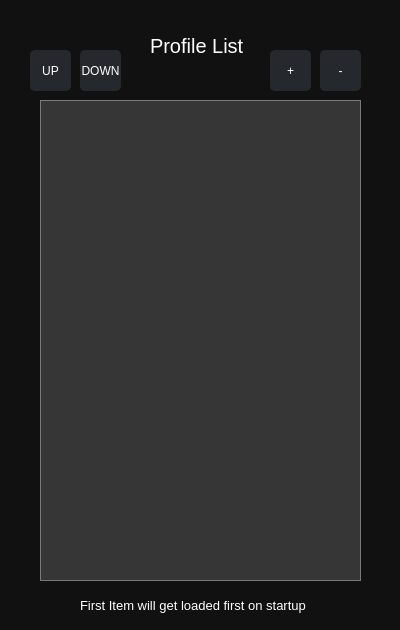
This is src/dialogs/profilewindow.ui in rhewrani/Instagram-Socials-Downloader as Qt 5 draws it before an edit. The edited form follows.
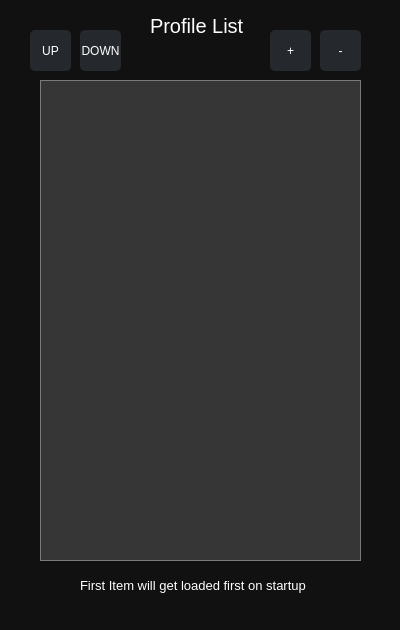
This is the edited form.

Commit message: first backend instagram adaptions + refining profile selecting behaviour

Patch:
```diff
--- a/src/dialogs/profilewindow.ui
+++ b/src/dialogs/profilewindow.ui
@@ -49,11 +49,76 @@
 	padding: 12px;
 }</string>
   </property>
+  <widget class="QWidget" name="profilewidget" native="true">
+   <property name="geometry">
+    <rect>
+     <x>0</x>
+     <y>0</y>
+     <width>400</width>
+     <height>630</height>
+    </rect>
+   </property>
+   <property name="minimumSize">
+    <size>
+     <width>400</width>
+     <height>630</height>
+    </size>
+   </property>
+   <property name="maximumSize">
+    <size>
+     <width>400</width>
+     <height>630</height>
+    </size>
+   </property>
+   <widget class="QPushButton" name="PW_BTN_DOWN">
+    <property name="geometry">
+     <rect>
+      <x>80</x>
+      <y>30</y>
+      <width>41</width>
+      <height>41</height>
+     </rect>
+    </property>
+    <property name="text">
+     <string>DOWN</string>
+    </property>
+   </widget>
+   <widget class="QPushButton" name="PW_BTN_ADD">
+    <property name="geometry">
+     <rect>
+      <x>270</x>
+      <y>30</y>
+      <width>41</width>
+      <height>41</height>
+     </rect>
+    </property>
+    <property name="text">
+     <string>+</string>
+    </property>
+   </widget>
+   <widget class="QLabel" name="PW_TTL_2">
+    <property name="geometry">
+     <rect>
+      <x>80</x>
+      <y>570</y>
+      <width>271</width>
+      <height>31</height>
+     </rect>
+    </property>
+    <property name="font">
+     <font>
+      <pointsize>10</pointsize>
+     </font>
+    </property>
+    <property name="text">
+     <string>First Item will get loaded first on startup</string>
+    </property>
+   </widget>
   <widget class="QLabel" name="PW_TTL">
    <property name="geometry">
     <rect>
      <x>150</x>
-     <y>30</y>
+      <y>10</y>
      <width>111</width>
      <height>31</height>
     </rect>
@@ -67,24 +132,24 @@
     <string>Profile List</string>
    </property>
   </widget>
-  <widget class="QPushButton" name="PW_BTN_ADD">
+   <widget class="QPushButton" name="PW_BTN_UP">
    <property name="geometry">
     <rect>
-     <x>270</x>
-     <y>50</y>
+      <x>30</x>
+      <y>30</y>
      <width>41</width>
      <height>41</height>
     </rect>
    </property>
    <property name="text">
-    <string>+</string>
+     <string>UP</string>
    </property>
   </widget>
   <widget class="QListWidget" name="PW_LIST">
    <property name="geometry">
     <rect>
      <x>40</x>
-     <y>100</y>
+      <y>80</y>
      <width>321</width>
      <height>481</height>
     </rect>
@@ -94,7 +159,7 @@
    <property name="geometry">
     <rect>
      <x>320</x>
-     <y>50</y>
+      <y>30</y>
      <width>41</width>
      <height>41</height>
     </rect>
@@ -103,49 +168,6 @@
     <string>-</string>
    </property>
   </widget>
-  <widget class="QLabel" name="PW_TTL_2">
-   <property name="geometry">
-    <rect>
-     <x>80</x>
-     <y>590</y>
-     <width>271</width>
-     <height>31</height>
-    </rect>
-   </property>
-   <property name="font">
-    <font>
-     <pointsize>10</pointsize>
-    </font>
-   </property>
-   <property name="text">
-    <string>First Item will get loaded first on startup</string>
-   </property>
-  </widget>
-  <widget class="QPushButton" name="PW_BTN_UP">
-   <property name="geometry">
-    <rect>
-     <x>30</x>
-     <y>50</y>
-     <width>41</width>
-     <height>41</height>
-    </rect>
-   </property>
-   <property name="text">
-    <string>UP</string>
-   </property>
-  </widget>
-  <widget class="QPushButton" name="PW_BTN_DOWN">
-   <property name="geometry">
-    <rect>
-     <x>80</x>
-     <y>50</y>
-     <width>41</width>
-     <height>41</height>
-    </rect>
-   </property>
-   <property name="text">
-    <string>DOWN</string>
-   </property>
   </widget>
  </widget>
  <resources/>
```
Left out of the diff: 2 changed lines with no effect on the pictures. Lines whose indentation alone changed are shown as unchanged. The commit also changes 11 other files.
